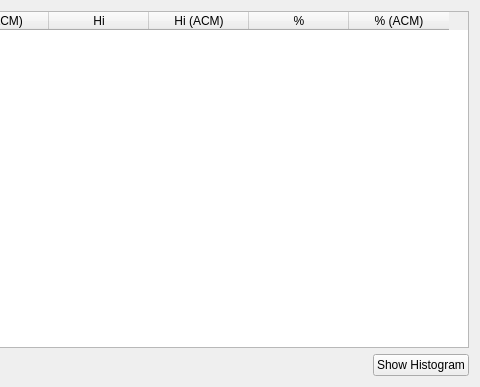
The window that ui/classintervalfreqt.ui (h-nick/SHelper) describes before a commit, drawn with Qt 5; both pictures show x 363 to 843 and y 0 to 387 of the 843 by 387 pixel window.
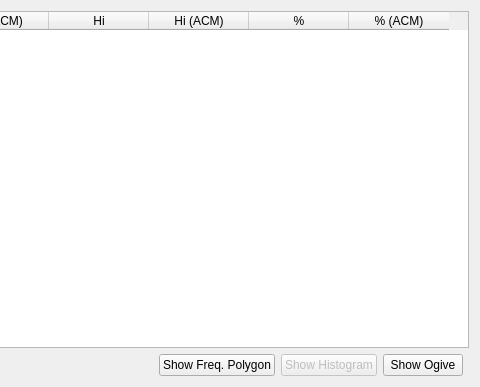
The same window after the commit.

Commit message:
Added Frequency Polygon and Ogive to Class Interval Table.
Deactivated Show Histogram. I'll mix that class with the Simple
Frequency one... later.

Diff of the .ui file:
```diff
--- a/ui/classintervalfreqt.ui
+++ b/ui/classintervalfreqt.ui
@@ -14,8 +14,11 @@
    <string>Form</string>
   </property>
   <layout class="QGridLayout" name="gridLayout">
-   <item row="1" column="1">
+   <item row="1" column="2">
     <widget class="QPushButton" name="buttonHistogram">
+     <property name="enabled">
+      <bool>false</bool>
+     </property>
      <property name="text">
       <string>Show Histogram</string>
      </property>
@@ -34,7 +37,7 @@
      </property>
     </spacer>
    </item>
-   <item row="0" column="0" colspan="2">
+   <item row="0" column="0" colspan="5">
     <widget class="QTableWidget" name="table">
      <column>
       <property name="text">
@@ -78,6 +81,20 @@
      </column>
     </widget>
    </item>
+   <item row="1" column="3">
+    <widget class="QPushButton" name="buttonOgive">
+     <property name="text">
+      <string>Show Ogive</string>
+     </property>
+    </widget>
+   </item>
+   <item row="1" column="1">
+    <widget class="QPushButton" name="buttonFreqPol">
+     <property name="text">
+      <string>Show Freq. Polygon</string>
+     </property>
+    </widget>
+   </item>
   </layout>
  </widget>
  <resources/>
```
The commit also changes 4 other files.
